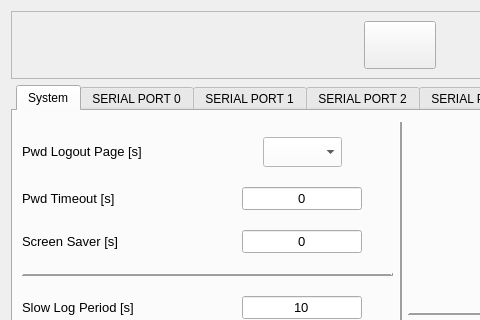
Above: cte/mectsettings.ui from MECTsrl/mect_plugins before the change; both pictures show x 0 to 480 and y 0 to 320 of the 800 by 629 pixel window. Below: the same form after it.
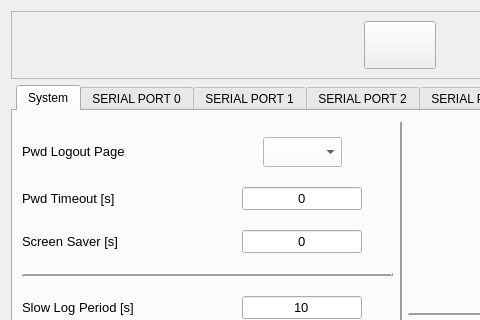
That is the form after the change. Icons and pictures are not drawn.

Commit message: Update "Pwd Logout Page" in system_ini.ui and mectsettings.ui "System" pages

The edit to the form file:
```diff
--- a/cte/mectsettings.ui
+++ b/cte/mectsettings.ui
@@ -403,7 +403,7 @@
             <string/>
            </property>
            <property name="text">
-            <string>Pwd Logout Page [s]</string>
+            <string>Pwd Logout Page</string>
            </property>
            <property name="buddy">
             <cstring>comboBox_PwdLogoutPage</cstring>
```
The commit also changes 2 other files.
